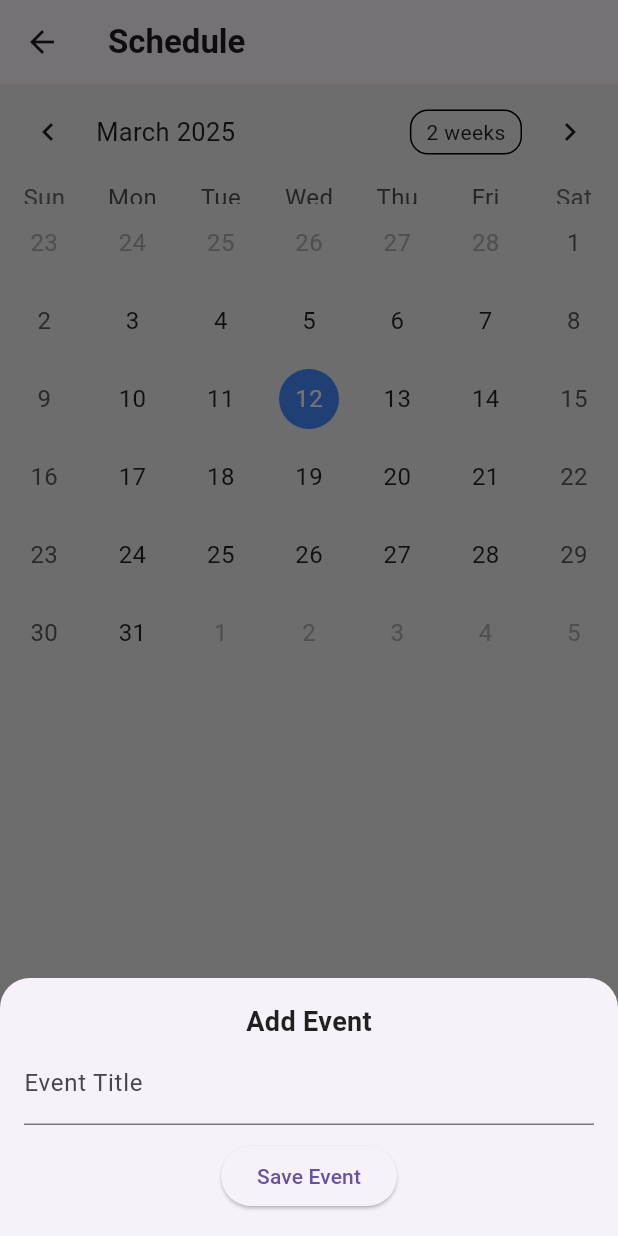
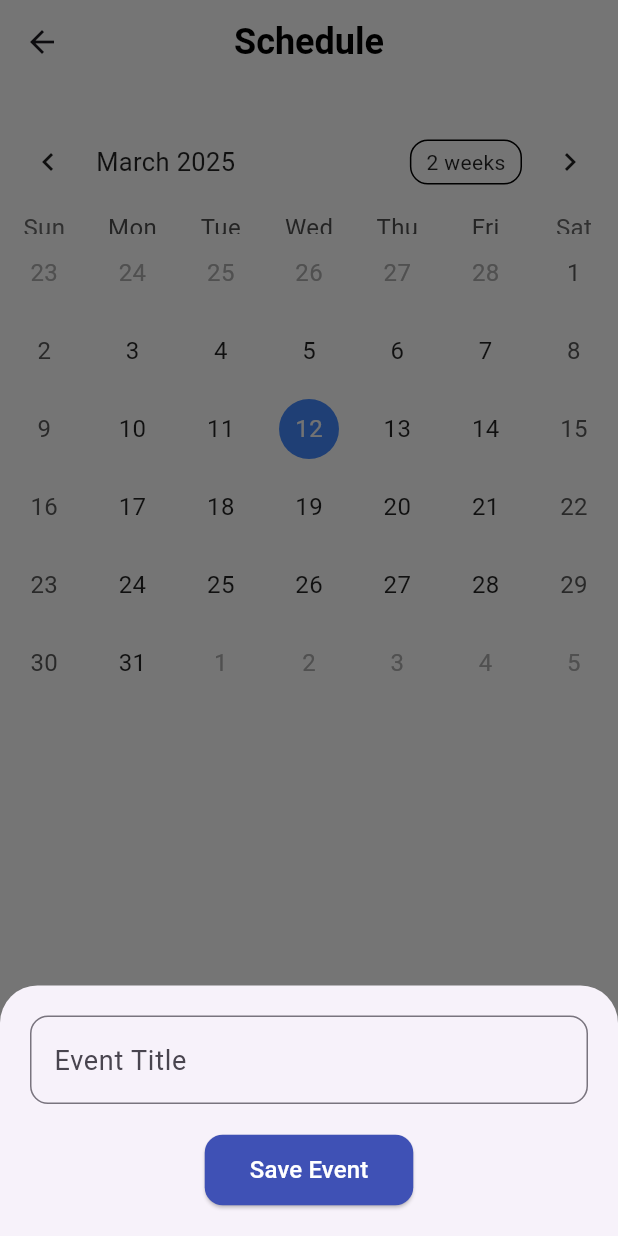
Before and after one commit to emnggprw/teamsync, a Flutter app: the ScheduleScreen screen opened directly, after a tap on the "add" icon, on a phone screen of 412 x 824 dp. Run offline on Flutter 3.47's test engine with Material 3 defaults, Android fonts, the phone set to English and light mode, and no system bars; drawn by our look-alikes of table_calendar.

Commit message:
Improved overall scheduling UI

```diff
--- a/lib/screens/schedule_screen.dart
+++ b/lib/screens/schedule_screen.dart
@@ -6,50 +6,55 @@ class ScheduleScreen extends StatefulWidget {
   _ScheduleScreenState createState() => _ScheduleScreenState();
 }
 
-class _ScheduleScreenState extends State<ScheduleScreen> {
+class _ScheduleScreenState extends State<ScheduleScreen> with SingleTickerProviderStateMixin {
   DateTime _focusedDay = DateTime.now();
   DateTime? _selectedDay;
   Map<DateTime, List<String>> _events = {};
+  final _controller = TextEditingController();
 
-  List<String> _getEventsForDay(DateTime day) {
-    return _events[day] ?? [];
+  List<String> _getEventsForDay(DateTime day) => _events[day] ?? [];
+
+  void _addEvent(String event) {
+    if (event.isNotEmpty && _selectedDay != null) {
+      setState(() {
+        _events[_selectedDay!] = [...?_events[_selectedDay!], event];
+      });
+    }
   }
 
-  void _addEvent(DateTime day, String event) {
-    if (_events[day] != null) {
-      _events[day]!.add(event);
-    } else {
-      _events[day] = [event];
-    }
-    setState(() {});
-  }
-
-  void _showAddEventDialog() {
-    String newEvent = '';
+  void _showEventModal({String? initialText}) {
+    _controller.text = initialText ?? '';
     showModalBottomSheet(
       context: context,
+      isScrollControlled: true,
       shape: RoundedRectangleBorder(
-        borderRadius: BorderRadius.vertical(top: Radius.circular(20)),
+        borderRadius: BorderRadius.vertical(top: Radius.circular(25)),
       ),
       builder: (context) => Padding(
-        padding: const EdgeInsets.all(16.0),
+        padding: EdgeInsets.fromLTRB(20, 20, 20, MediaQuery.of(context).viewInsets.bottom + 20),
         child: Column(
           mainAxisSize: MainAxisSize.min,
           children: [
-            Text('Add Event', style: TextStyle(fontSize: 18, fontWeight: FontWeight.bold)),
             TextField(
-              decoration: InputDecoration(labelText: 'Event Title'),
-              onChanged: (value) => newEvent = value,
+              controller: _controller,
+              style: TextStyle(fontSize: 18),
+              decoration: InputDecoration(
+                hintText: 'Event Title',
+                border: OutlineInputBorder(borderRadius: BorderRadius.circular(12)),
               ),
-            SizedBox(height: 10),
+            ),
+            SizedBox(height: 20),
             ElevatedButton(
               onPressed: () {
-                if (newEvent.isNotEmpty && _selectedDay != null) {
-                  _addEvent(_selectedDay!, newEvent);
+                _addEvent(_controller.text);
                 Navigator.pop(context);
-                }
               },
-              child: Text('Save Event'),
+              style: ElevatedButton.styleFrom(
+                shape: RoundedRectangleBorder(borderRadius: BorderRadius.circular(12)),
+                backgroundColor: Colors.indigo,
+                padding: EdgeInsets.symmetric(horizontal: 30, vertical: 12),
+              ),
+              child: Text('Save Event', style: TextStyle(fontSize: 16, color: Colors.white)),
             ),
           ],
         ),
@@ -60,49 +65,69 @@ class _ScheduleScreenState extends State<ScheduleScreen> {
   @override
   Widget build(BuildContext context) {
     return Scaffold(
-      appBar: AppBar(title: Text('Schedule')),
-      body: Column(
-        crossAxisAlignment: CrossAxisAlignment.start,
+      appBar: AppBar(
+        title: Text('Schedule', style: TextStyle(fontWeight: FontWeight.bold, fontSize: 24, color: Colors.black)),
+        centerTitle: true,
+        backgroundColor: Colors.transparent,
+        elevation: 0,
+      ),
+      extendBodyBehindAppBar: true,
+      body: Container(
+        color: Colors.white,
+        child: Column(
           children: [
+            SizedBox(height: kToolbarHeight + 20),
             TableCalendar(
               firstDay: DateTime.utc(2020, 1, 1),
               lastDay: DateTime.utc(2030, 12, 31),
               focusedDay: _focusedDay,
               selectedDayPredicate: (day) => isSameDay(_selectedDay, day),
-            onDaySelected: (selectedDay, focusedDay) {
-              setState(() {
+              onDaySelected: (selectedDay, focusedDay) => setState(() {
                 _selectedDay = selectedDay;
                 _focusedDay = focusedDay;
-              });
-            },
+              }),
               calendarStyle: CalendarStyle(
                 todayDecoration: BoxDecoration(
                   color: Colors.blueAccent,
                   shape: BoxShape.circle,
                 ),
                 selectedDecoration: BoxDecoration(
-                color: Colors.deepPurpleAccent,
+                  color: Colors.indigo,
                   shape: BoxShape.circle,
                 ),
                 markerDecoration: BoxDecoration(
-                color: Colors.orangeAccent,
+                  color: Colors.amber,
                   shape: BoxShape.circle,
                 ),
               ),
               eventLoader: _getEventsForDay,
             ),
-          SizedBox(height: 10),
             Expanded(
               child: ListView(
-              padding: EdgeInsets.all(8),
+                padding: EdgeInsets.symmetric(horizontal: 16, vertical: 8),
                 children: _getEventsForDay(_selectedDay ?? _focusedDay)
-                  .map((event) => Card(
+                    .map((event) => Dismissible(
+                  key: ValueKey(event),
+                  direction: DismissDirection.endToStart,
+                  onDismissed: (_) => setState(() => _events[_selectedDay!]!.remove(event)),
+                  background: Container(
+                    padding: EdgeInsets.only(right: 20),
+                    alignment: Alignment.centerRight,
+                    decoration: BoxDecoration(
+                      color: Colors.redAccent,
+                      borderRadius: BorderRadius.circular(12),
+                    ),
+                    child: Icon(Icons.delete, color: Colors.white),
+                  ),
+                  child: Card(
+                    elevation: 3,
+                    shadowColor: Colors.grey.withOpacity(0.5),
                     shape: RoundedRectangleBorder(borderRadius: BorderRadius.circular(12)),
-                elevation: 2,
                     child: ListTile(
-                  title: Text(event),
-                  trailing: Icon(Icons.edit),
-                  onTap: _showAddEventDialog,
+                      title: Text(event, style: TextStyle(fontSize: 16, fontWeight: FontWeight.w500, color: Colors.black87)),
+                      trailing: Icon(Icons.edit, color: Colors.indigo),
+                      onTap: () => _showEventModal(initialText: event),
+                    ),
                   ),
                 ))
                     .toList(),
@@ -110,10 +135,11 @@ class _ScheduleScreenState extends State<ScheduleScreen> {
             ),
           ],
         ),
+      ),
       floatingActionButton: FloatingActionButton(
-        onPressed: _showAddEventDialog,
-        child: Icon(Icons.add),
-        backgroundColor: Colors.deepPurpleAccent,
+        onPressed: () => _showEventModal(),
+        backgroundColor: Colors.indigo,
+        child: Icon(Icons.add, size: 28),
       ),
     );
   }
```
Lines whose indentation alone changed are shown as unchanged.
